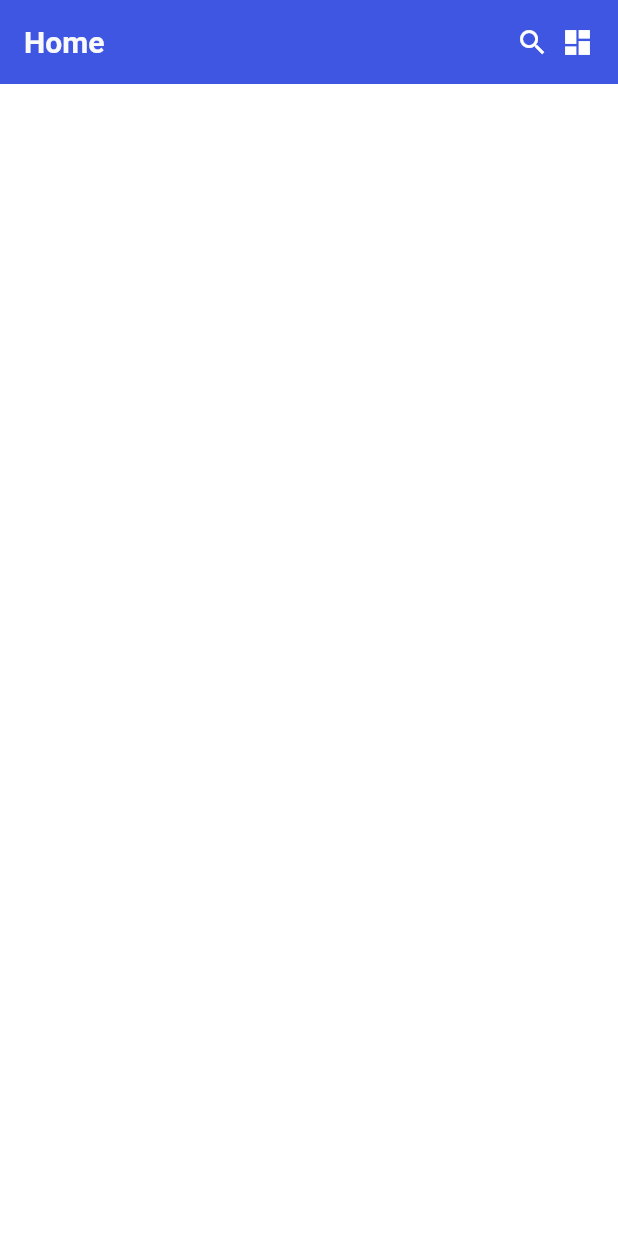
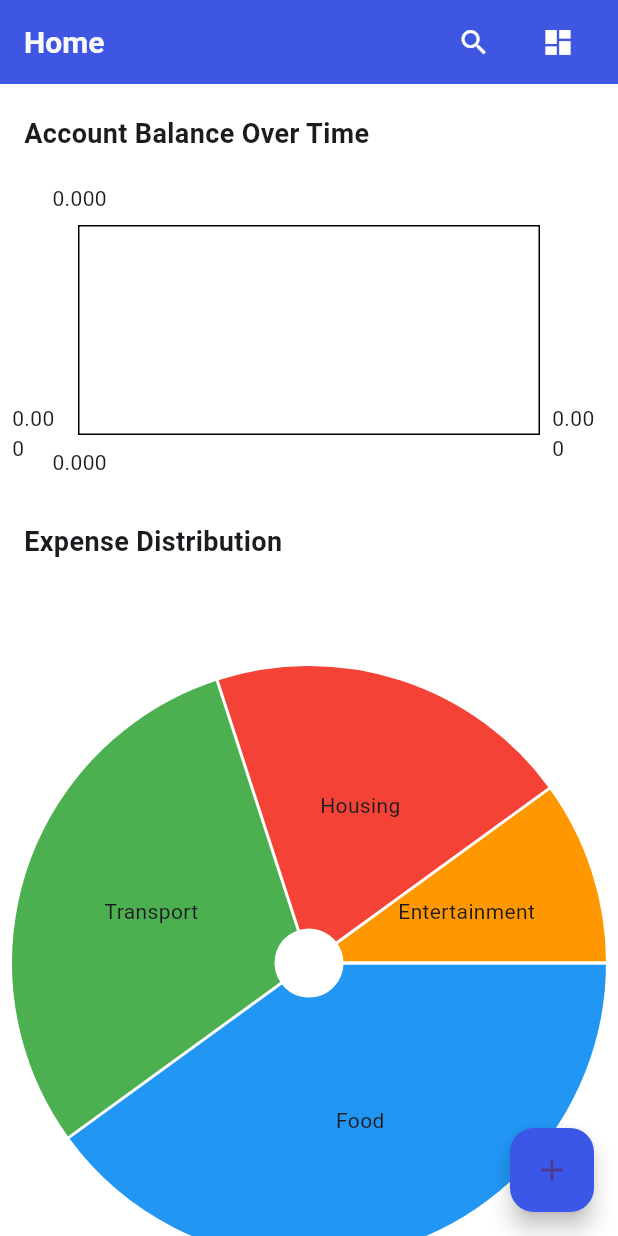
Before and after one commit to Resilliance1/Finance-App, a Flutter app: the DashboardScreen screen opened directly, on a phone screen of 412 x 824 dp. Run offline on Flutter 3.47's test engine with Material 3 defaults, Android fonts, the phone set to English and light mode, and no system bars; drawn by our look-alikes of fl_chart; missing offline and left inert: encrypt; network calls fail.

Commit message:
Added a Pie chart and maybe a Line Chart??

```diff
--- a/lib/DashboardScreen.dart
+++ b/lib/DashboardScreen.dart
@@ -1,4 +1,5 @@
 import 'package:flutter/material.dart';
+import 'package:fl_chart/fl_chart.dart';
 
 class DashboardScreen extends StatelessWidget {
   @override
@@ -23,12 +24,105 @@ class DashboardScreen extends StatelessWidget {
           ),
         ),
         actions: [
-          Icon(Icons.search, color: Color(0xffffffff), size: 22),
+          IconButton(
+            icon: Icon(Icons.search, color: Color(0xffffffff), size: 22),
+            onPressed: () {
+              // Add your search functionality here
+            },
+          ),
           Padding(
             padding: EdgeInsets.fromLTRB(8, 0, 16, 0),
-            child: Icon(Icons.dashboard, color: Color(0xffffffff), size: 22),
+            child: IconButton(
+              icon: Icon(Icons.dashboard, color: Color(0xffffffff), size: 22),
+              onPressed: () {
+                // Add your dashboard functionality here
+              },
+            ),
           ),
         ],
+      ),
+      body: SingleChildScrollView(
+        child: Column(
+          crossAxisAlignment: CrossAxisAlignment.start,
+          children: [
+            SizedBox(height: 20),
+            Padding(
+              padding: EdgeInsets.symmetric(horizontal: 16),
+              child: Text(
+                "Account Balance Over Time",
+                style: TextStyle(
+                  fontWeight: FontWeight.bold,
+                  fontSize: 18,
+                ),
+              ),
+            ),
+            SizedBox(height: 10),
+            Padding(
+              padding: EdgeInsets.all(8.0),
+              child: Container(
+                height: 200,
+                child: LineChart(
+                  LineChartData(), // Add LineChartData here
+                ),
+              ),
+            ),
+            SizedBox(height: 20),
+            Padding(
+              padding: EdgeInsets.symmetric(horizontal: 16),
+              child: Text(
+                "Expense Distribution",
+                style: TextStyle(
+                  fontWeight: FontWeight.bold,
+                  fontSize: 18,
+                ),
+              ),
+            ),
+            SizedBox(height: 10),
+            Padding(
+              padding: EdgeInsets.all(8.0),
+              child: Container(
+                height: 500,
+                child: PieChart(
+                  PieChartData(
+                    sections: [
+                      PieChartSectionData(
+                        color: Colors.blue,
+                        value: 40, // Sample value
+                        title: 'Food', // Sample label
+                        radius: 175,
+                      ),
+                      PieChartSectionData(
+                        color: Colors.green,
+                        value: 30, // Sample value
+                        title: 'Transport', // Sample label
+                        radius: 175,
+                      ),
+                      PieChartSectionData(
+                        color: Colors.red,
+                        value: 20, // Sample value
+                        title: 'Housing', // Sample label
+                        radius: 175,
+                      ),
+                      PieChartSectionData(
+                        color: Colors.orange,
+                        value: 10, // Sample value
+                        title: 'Entertainment', // Sample label
+                        radius: 175,
+                      ),
+                    ],
+                  ),
+                ),
+              ),
+            ),
+          ],
+        ),
+      ),
+      floatingActionButton: FloatingActionButton(
+        onPressed: () {
+          // Add functionality for floating action button here
+        },
+        backgroundColor: Color(0xff3a57e8),
+        child: Icon(Icons.add),
       ),
     );
   }
--- a/pubspec.yaml
+++ b/pubspec.yaml
@@ -22,7 +22,7 @@ dependencies:
   flutter:
     sdk: flutter
   encrypt: ^5.0.0
-
+  fl_chart: ^0.35.0
 
   # The following adds the Cupertino Icons font to your application.
   # Use with the CupertinoIcons class for iOS style icons.
```
Also changed, not shown: pubspec.lock.
